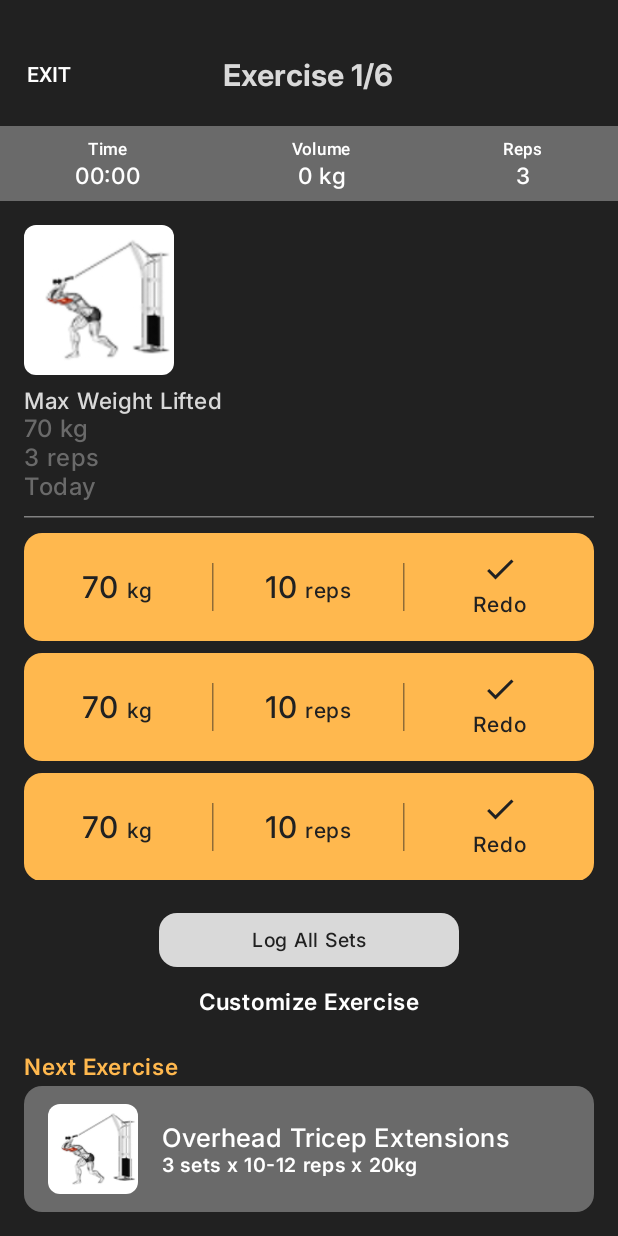
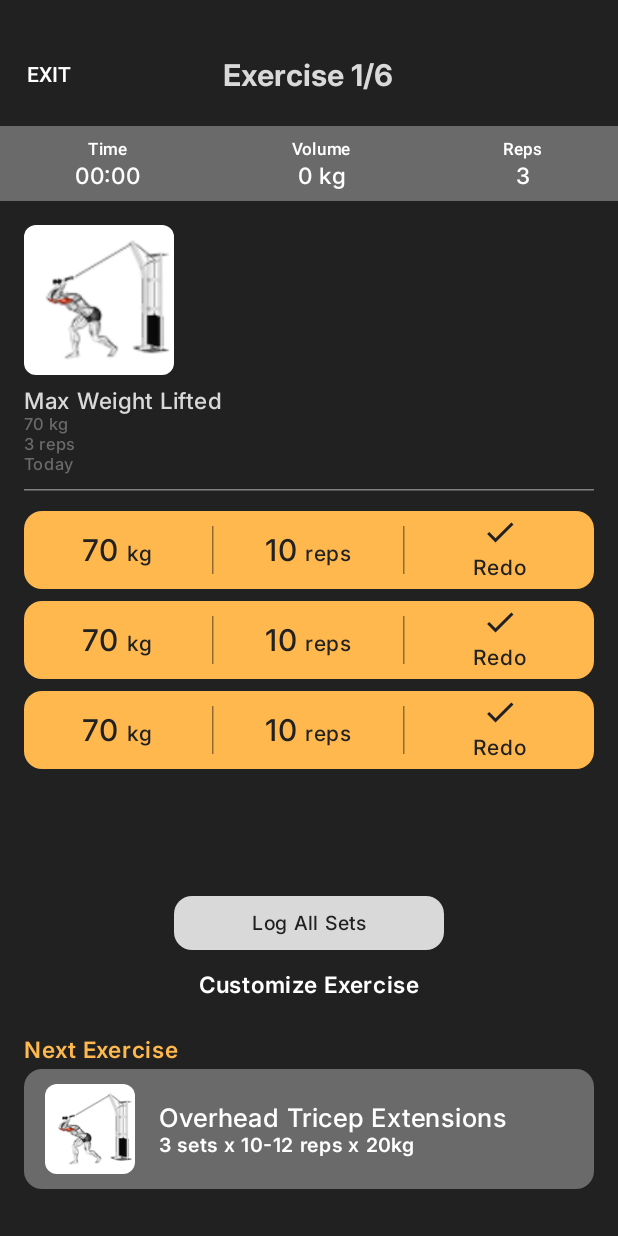
Before and after one commit to jeshafay/VITAHABIT, an Android app built with Jetpack Compose: the TrackerScreen screen opened through its navigation route, on a phone screen of 412 x 824 dp. Run offline under Robolectric (Android 15) with nearby library versions, the phone set to English and light mode, and no system bars.

Commit message:
update reps tracker page

```diff
--- a/app/src/main/java/com/example/vitahabit/MainViewModel.kt
+++ b/app/src/main/java/com/example/vitahabit/MainViewModel.kt
@@ -33,7 +33,7 @@ class MainViewModel : ViewModel() {
             // }
 
             // Default to logged out for now
-            _startState.value = AppStartState.LoggedIn
+            _startState.value = AppStartState.LoggedOut
         }
     }
 }
--- a/app/src/main/java/com/example/vitahabit/screens/RepsTrackerScreen.kt
+++ b/app/src/main/java/com/example/vitahabit/screens/RepsTrackerScreen.kt
@@ -130,16 +130,19 @@ fun TrackerScreen(
                             Text(
                                 text = "70 kg",
                                 style = MaterialTheme.typography.bodyMedium,
+                                fontSize = 11.sp,
                                 color = MaterialTheme.colorScheme.secondary
                             )
                             Text(
                                 text = "${currentExercise.repsAmount} reps",
                                 style = MaterialTheme.typography.bodyMedium,
+                                fontSize = 11.sp,
                                 color = MaterialTheme.colorScheme.secondary
                             )
                             Text(
                                 text = "Today",
                                 style = MaterialTheme.typography.bodyMedium,
+                                fontSize = 11.sp,
                                 color = MaterialTheme.colorScheme.secondary
                             )
                         }
@@ -148,7 +151,7 @@ fun TrackerScreen(
                             color = MaterialTheme.colorScheme.outline,
                             thickness = 1.dp
                         )
-                        Spacer(modifier = Modifier.height(10.dp))
+                        Spacer(modifier = Modifier.height(13.dp))
                     }
                     RepList(exercise = currentExercise)
                 }
@@ -173,7 +176,7 @@ fun TrackerScreen(
                 Card(
                     onClick = { /* TODO: Handle log all sets click */ },
                     modifier = Modifier
-                        .width(200.dp)
+                        .width(180.dp)
                         .align(Alignment.CenterHorizontally), // Center this specific item
                     colors = CardDefaults.cardColors(
                         containerColor = Color(0xFFD9D9D9)
@@ -220,7 +223,7 @@ fun TrackerScreen(
                     Row(
                         modifier = Modifier
                             .fillMaxWidth()
-                            .padding(vertical = 12.dp, horizontal = 16.dp),
+                            .padding(vertical = 10.dp, horizontal = 14.dp),
                         verticalAlignment = Alignment.CenterVertically,
                     ) {
                         Image(
@@ -246,6 +249,7 @@ fun TrackerScreen(
                         }
                     }
                 }
+                Spacer(modifier = Modifier.height(15.dp))
             }
         }
     }
@@ -323,7 +327,7 @@ fun RepListItem(setNumber: Int) {
         Row(
             verticalAlignment = Alignment.CenterVertically,
             modifier = Modifier
-                .padding(vertical = 12.dp) // Apply vertical padding to the row
+                .padding(vertical = 2.dp) // Apply vertical padding to the row
                 .fillMaxWidth()
         ) {
             // Box for the weight section
--- a/app/src/main/java/com/example/vitahabit/screens/progress/ProgressScreen.kt
+++ b/app/src/main/java/com/example/vitahabit/screens/progress/ProgressScreen.kt
@@ -398,11 +398,11 @@ fun BeforeAndAfterCard(
         AlertDialog(
             onDismissRequest = onDismissRequest,
             containerColor = MaterialTheme.colorScheme.surface,
-            title = { Text("Choose Image", color = MaterialTheme.colorScheme.onSurface, modifier = Modifier.padding(vertical = 2.dp)) },
+            title = { Text("Choose Image", fontSize = 18.sp, color = MaterialTheme.colorScheme.onSurface, modifier = Modifier.padding(vertical = 2.dp)) },
             text = {
                 Column {
                     Text(
-                        text = "Open Camera",
+                        text = "Open Camera (belum bisa)",
                         color = Color.White,
                         modifier = Modifier
                             .fillMaxWidth()
```
